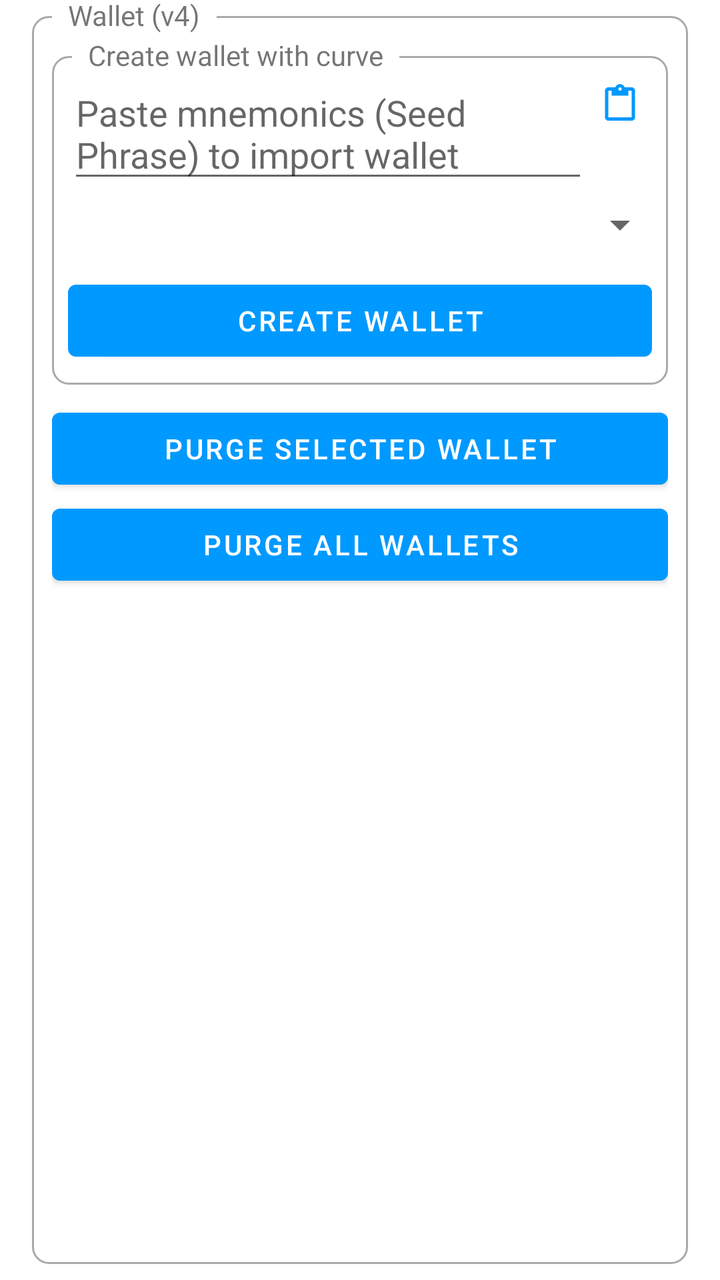
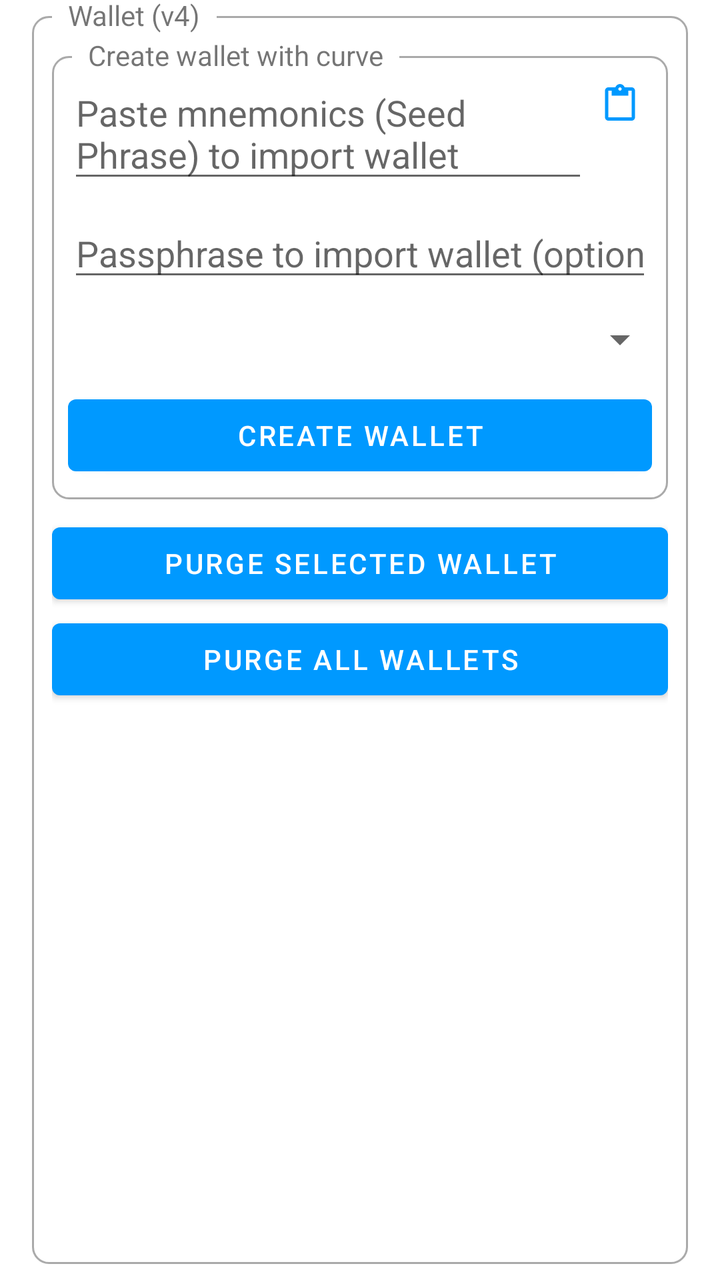

Two renders of the same Android screen: before a commit and after it. Below are the layout's source before the change and the commit's diff.
<!-- AndroidManifest.xml: application theme AppTheme -->
<!-- res/layout/wallet.xml -->
<?xml version="1.0" encoding="utf-8"?>
<FrameLayout xmlns:android="http://schemas.android.com/apk/res/android"
    xmlns:app="http://schemas.android.com/apk/res-auto"
    android:layout_width="match_parent"
    android:layout_height="wrap_content"
    android:clipToPadding="false"
    android:paddingStart="@dimen/box_padding_horizontal"
    android:paddingTop="@dimen/box_padding_vertical"
    android:paddingEnd="@dimen/box_padding_horizontal"
    android:paddingBottom="@dimen/box_padding_vertical">

    <FrameLayout
        android:layout_width="match_parent"
        android:layout_height="match_parent"
        android:background="@drawable/rounded_corner" />

    <TextView
        android:layout_width="wrap_content"
        android:layout_height="wrap_content"
        android:background="?android:windowBackground"
        android:paddingStart="8dp"
        android:paddingEnd="8dp"
        android:text="Wallet (v4)"
        android:translationX="10dp"
        android:translationY="-10dp" />

    <LinearLayout
        android:id="@+id/contentContainer"
        android:layout_width="match_parent"
        android:layout_height="match_parent"
        android:layout_margin="10dp"
        android:orientation="vertical"
        android:visibility="visible">

        <FrameLayout
            android:layout_width="match_parent"
            android:layout_height="wrap_content">

            <FrameLayout
                android:layout_width="match_parent"
                android:layout_height="match_parent"
                android:layout_marginTop="10dp"
                android:background="@drawable/rounded_corner" />

            <TextView
                android:layout_width="wrap_content"
                android:layout_height="wrap_content"
                android:background="?android:windowBackground"
                android:paddingStart="8dp"
                android:paddingEnd="8dp"
                android:text="Create wallet with curve"
                android:translationX="10dp" />

            <LinearLayout
                android:id="@+id/llCreateWallet"
                android:layout_width="match_parent"
                android:layout_height="wrap_content"
                android:orientation="vertical">


                <LinearLayout
                    android:layout_width="match_parent"
                    android:layout_height="wrap_content"
                    android:layout_marginTop="16dp"
                    android:layout_marginStart="8dp"
                    android:layout_marginEnd="8dp"
                    android:orientation="horizontal">

                    <androidx.appcompat.widget.AppCompatEditText
                        android:id="@+id/etMnemonic"
                        android:layout_width="0dp"
                        android:layout_weight="1"
                        android:layout_height="wrap_content"
                        android:hint="Paste mnemonics (Seed Phrase) to import wallet"
                        android:inputType="textNoSuggestions|textMultiLine" />

                    <ImageView
                        android:id="@+id/btnPasteMnemonic"
                        android:layout_width="wrap_content"
                        android:layout_height="wrap_content"
                        android:layout_gravity="end"
                        android:background="?attr/selectableItemBackgroundBorderless"
                        android:clickable="true"
                        android:focusable="true"
                        android:padding="8dp"
                        android:src="@drawable/ic_paste" />
                </LinearLayout>

                <Spinner
                    android:id="@+id/spinnerCurves"
                    android:layout_width="match_parent"
                    android:layout_height="wrap_content"
                    android:padding="16dp"/>

                <Button
                    android:id="@+id/btnCreateWallet"
                    android:layout_width="match_parent"
                    android:layout_height="wrap_content"
                    android:layout_weight="0.5"
                    android:text="Create Wallet"
                    android:layout_margin="8dp"/>

            </LinearLayout>


        </FrameLayout>

        <LinearLayout
            android:layout_width="match_parent"
            android:layout_height="wrap_content"
            android:gravity="center"
            android:paddingTop="8dp"
            android:orientation="vertical">

            <Button
                android:id="@+id/btnPurgeWallet"
                android:layout_width="match_parent"
                android:layout_height="wrap_content"
                android:layout_weight="0.5"
                android:text="Purge selected wallet" />

            <Button
                android:id="@+id/btnPurgeAllWallet"
                android:layout_width="match_parent"
                android:layout_height="wrap_content"
                android:layout_weight="1"
                android:text="Purge all wallets" />

        </LinearLayout>

    </LinearLayout>

</FrameLayout>
<!-- resources referenced by this layout -->
<resources>
  <dimen name="box_padding_horizontal">16dp</dimen>
  <dimen name="box_padding_vertical">8dp</dimen>
  <!-- drawable ic_paste (drawable) -->
  <vector xmlns:android="http://schemas.android.com/apk/res/android"
      android:width="16dp"
      android:height="19dp"
      android:viewportWidth="16"
      android:viewportHeight="19">
      <path
          android:fillColor="@color/primary"
          android:pathData="M13.8333,1.6667H10.35C10,0.7 9.0833,0 8,0C6.9167,0 6,0.7 5.65,1.6667H2.1667C1.25,1.6667 0.5,2.4167 0.5,3.3333V16.6667C0.5,17.5833 1.25,18.3333 2.1667,18.3333H13.8333C14.75,18.3333 15.5,17.5833 15.5,16.6667V3.3333C15.5,2.4167 14.75,1.6667 13.8333,1.6667ZM8,1.6667C8.4583,1.6667 8.8333,2.0417 8.8333,2.5C8.8333,2.9583 8.4583,3.3333 8,3.3333C7.5417,3.3333 7.1667,2.9583 7.1667,2.5C7.1667,2.0417 7.5417,1.6667 8,1.6667ZM13.8333,16.6667H2.1667V3.3333H3.8333V5.8333H12.1667V3.3333H13.8333V16.6667Z" />
  </vector>
  <!-- drawable rounded_corner (drawable) -->
  <?xml version="1.0" encoding="utf-8"?>
  <shape xmlns:android="http://schemas.android.com/apk/res/android">
      <stroke
          android:width="1dp"
          android:color="@android:color/darker_gray" />
  
      <solid android:color="@android:color/transparent" />
  
      <padding
          android:bottom="5dp"
          android:left="5dp"
          android:right="5dp"
          android:top="5dp" />
  
      <corners android:radius="8dp" />
  </shape>
  <style name="AppTheme" parent="Theme.MaterialComponents.DayNight.NoActionBar">
          <item name="colorPrimary">@color/primary</item>
          <item name="colorPrimaryDark">@color/primary_dark</item>
          <item name="colorOnPrimary">@color/on_primary</item>
          <item name="colorSecondary">@color/primary</item>
      </style>
  <color name="primary">#0099FF</color>
  <color name="primary_dark">#0099FF</color>
  <color name="on_primary">#FFFFFF</color>
</resources>

<!-- the commit's change to res/layout/wallet.xml (unified diff, before → after) -->
@@ -1,6 +1,5 @@
 <?xml version="1.0" encoding="utf-8"?>
 <FrameLayout xmlns:android="http://schemas.android.com/apk/res/android"
-    xmlns:app="http://schemas.android.com/apk/res-auto"
     android:layout_width="match_parent"
     android:layout_height="wrap_content"
     android:clipToPadding="false"
@@ -61,16 +60,16 @@
                 <LinearLayout
                     android:layout_width="match_parent"
                     android:layout_height="wrap_content"
+                    android:layout_marginStart="8dp"
                     android:layout_marginTop="16dp"
-                    android:layout_marginStart="8dp"
                     android:layout_marginEnd="8dp"
                     android:orientation="horizontal">
 
                     <androidx.appcompat.widget.AppCompatEditText
                         android:id="@+id/etMnemonic"
                         android:layout_width="0dp"
+                        android:layout_height="wrap_content"
                         android:layout_weight="1"
-                        android:layout_height="wrap_content"
                         android:hint="Paste mnemonics (Seed Phrase) to import wallet"
                         android:inputType="textNoSuggestions|textMultiLine" />
 
@@ -86,19 +85,27 @@
                         android:src="@drawable/ic_paste" />
                 </LinearLayout>
 
+                <androidx.appcompat.widget.AppCompatEditText
+                    android:id="@+id/etPassphrase"
+                    android:layout_width="match_parent"
+                    android:layout_height="wrap_content"
+                    android:layout_margin="8dp"
+                    android:hint="Passphrase to import wallet (optional)"
+                    android:inputType="textNoSuggestions" />
+
                 <Spinner
                     android:id="@+id/spinnerCurves"
                     android:layout_width="match_parent"
                     android:layout_height="wrap_content"
-                    android:padding="16dp"/>
+                    android:padding="16dp" />
 
                 <Button
                     android:id="@+id/btnCreateWallet"
                     android:layout_width="match_parent"
                     android:layout_height="wrap_content"
+                    android:layout_margin="8dp"
                     android:layout_weight="0.5"
-                    android:text="Create Wallet"
-                    android:layout_margin="8dp"/>
+                    android:text="Create Wallet" />
 
             </LinearLayout>
 
@@ -109,8 +116,8 @@
             android:layout_width="match_parent"
             android:layout_height="wrap_content"
             android:gravity="center"
-            android:paddingTop="8dp"
-            android:orientation="vertical">
+            android:orientation="vertical"
+            android:paddingTop="8dp">
 
             <Button
                 android:id="@+id/btnPurgeWallet"
